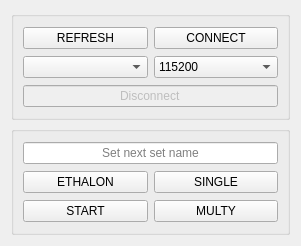
This is interfaces/left_panel.ui in plailok/PyQT5_Color_Sensor as Qt 5 draws it before an edit. The edited form follows.
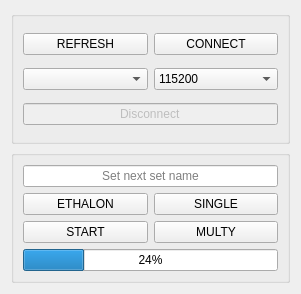
This is the edited form.

What changed in the file:
```diff
--- a/interfaces/left_panel.ui
+++ b/interfaces/left_panel.ui
@@ -7,7 +7,7 @@
     <x>0</x>
     <y>0</y>
     <width>301</width>
-    <height>246</height>
+    <height>294</height>
    </rect>
   </property>
   <property name="windowTitle">
@@ -148,6 +148,13 @@
         </item>
        </layout>
       </item>
+      <item>
+       <widget class="QProgressBar" name="progressBar">
+        <property name="value">
+         <number>24</number>
+        </property>
+       </widget>
+      </item>
      </layout>
     </widget>
    </item>
```
